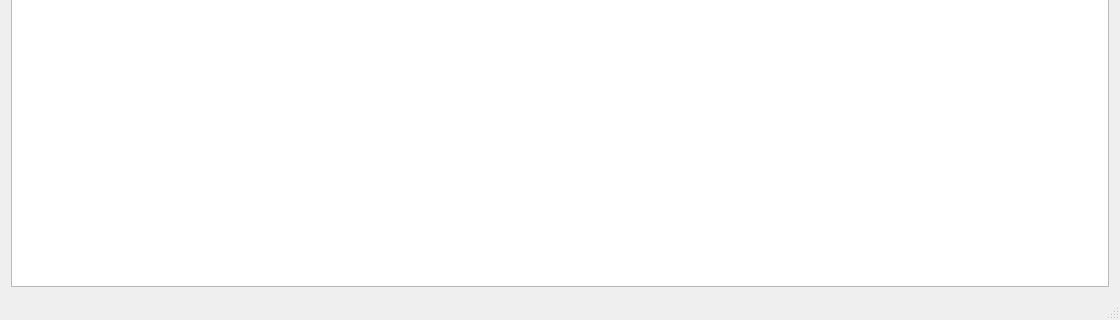
This is mainwindow.ui in libeiqibns/QNotepad as Qt 5 draws it before an edit; both pictures show x 0 to 1120 and y 347 to 667 of the 1120 by 667 pixel window. The edited form follows.
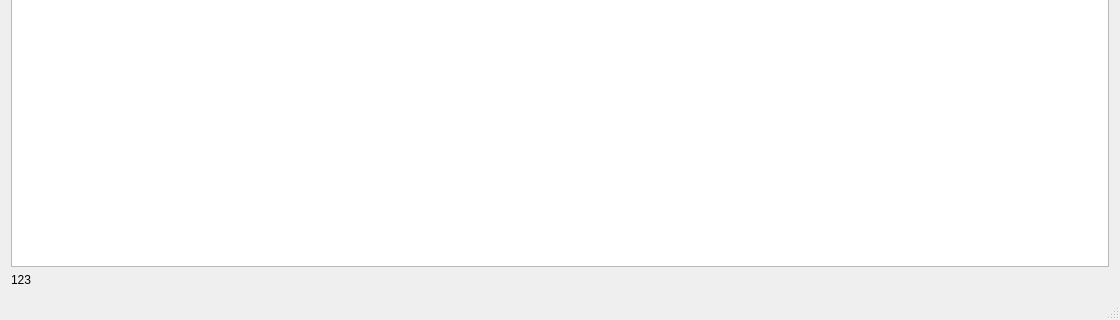
This is the edited form.

The edit to the form file:
```diff
--- a/mainwindow.ui
+++ b/mainwindow.ui
@@ -18,6 +18,13 @@
     <item>
      <widget class="QTextEdit" name="textEdit"/>
     </item>
+    <item>
+     <widget class="QLabel" name="label">
+      <property name="text">
+       <string>123</string>
+      </property>
+     </widget>
+    </item>
    </layout>
   </widget>
   <widget class="QMenuBar" name="menuBar">
```
Left out of the diff: 9 changed lines with no effect on the pictures.
